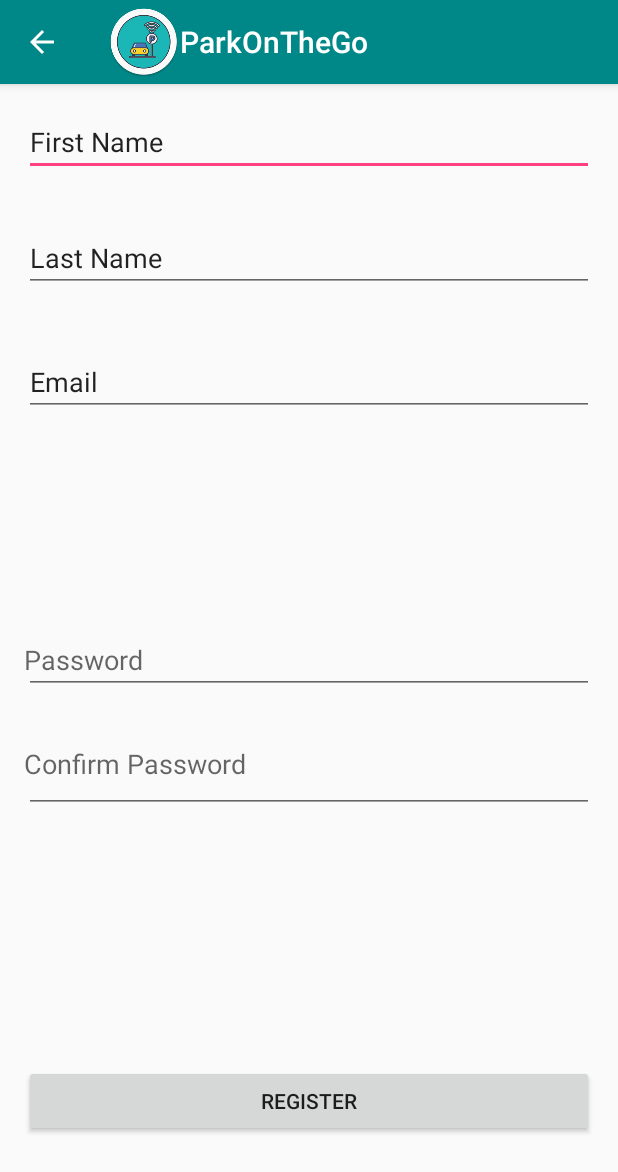
After one commit to parkonthego/parkonthegoAndroidApp, an Android app: the RegisterActivity screen opened directly, with no data from a screen before it, on a phone screen of 412 x 824 dp. The commit adds this screen. Shown: the top 1172 px of the screen. Run offline under Robolectric (Android 15) with nearby library versions, the phone set to English and light mode, and no system bars.

Commit message:
Merge branch 'master' of https://github.com/parkonthego/parkonthegoAndroidApp
# Conflicts:
#	app/build.gradle

```diff
--- a/app/build.gradle
+++ b/app/build.gradle
@@ -24,9 +24,11 @@ dependencies {
     testCompile 'junit:junit:4.12'
     compile 'com.android.support:appcompat-v7:23.4.0'
     compile 'com.android.support:design:23.4.0'
+    compile 'com.google.android.gms:play-services:9.0.0'
+
+    //API related libraries
     compile 'com.google.code.gson:gson:2.6.2'
     compile 'com.squareup.retrofit2:retrofit:2.0.2'
     compile 'com.squareup.retrofit2:converter-gson:2.0.2'
     compile 'com.squareup.okhttp3:okhttp:3.2.0'
-    compile 'com.google.android.gms:play-services:9.0.0'
 }
--- a/app/src/main/AndroidManifest.xml
+++ b/app/src/main/AndroidManifest.xml
@@ -19,7 +19,8 @@
         android:icon="@mipmap/ic_launcher"
         android:label="@string/app_name"
         android:supportsRtl="true"
-        android:theme="@style/AppTheme">
+        android:theme="@style/AppTheme"
+        android:name=".ParkOnTheGo">
         <activity android:name=".LoginActivity">
             <intent-filter>
                 <action android:name="android.intent.action.MAIN" />
@@ -27,7 +28,7 @@
                 <category android:name="android.intent.category.LAUNCHER" />
             </intent-filter>
         </activity>
-        <activity android:name=".Register" />
+        <activity android:name=".RegisterActivity" />
         <activity android:name=".ForgotPasswordActivity" />
         <activity
             android:name=".HomeScreenActivity"
--- a/app/src/main/java/edu/scu/smurali/parkonthego/LoginActivity.java
+++ b/app/src/main/java/edu/scu/smurali/parkonthego/LoginActivity.java
@@ -53,7 +53,7 @@ public class LoginActivity extends AppCompatActivity {
         register.setOnClickListener(new View.OnClickListener() {
             @Override
             public void onClick(View v) {
-                Intent intent = new Intent(LoginActivity.this, Register.class);
+                Intent intent = new Intent(LoginActivity.this, RegisterActivity.class);
                 startActivity(intent);
             }
         });
--- /dev/null
+++ b/app/src/main/java/edu/scu/smurali/parkonthego/RegisterActivity.java
@@ -0,0 +1,74 @@
+package edu.scu.smurali.parkonthego;
+
+import android.content.Context;
+import android.content.Intent;
+import android.support.v7.app.ActionBar;
+import android.support.v7.app.AppCompatActivity;
+import android.os.Bundle;
+
+import java.lang.reflect.Array;
+import java.util.HashMap;
+
+import edu.scu.smurali.parkonthego.retrofit.reponses.SignUpResponse;
+import edu.scu.smurali.parkonthego.retrofit.services.UserServices;
+import retrofit2.Call;
+import retrofit2.Callback;
+import retrofit2.Response;
+
+public class RegisterActivity extends AppCompatActivity {
+
+    private Context mContext;
+
+
+    @Override
+    protected void onCreate(Bundle savedInstanceState) {
+        super.onCreate(savedInstanceState);
+        setContentView(R.layout.activity_register);
+        ActionBar actionBar = getSupportActionBar();
+        actionBar.setTitle("ParkOnTheGo");
+        actionBar.setIcon(R.mipmap.ic_park);
+        actionBar.setDisplayHomeAsUpEnabled(true);
+        actionBar.setDisplayShowHomeEnabled(true);
+        actionBar.setHomeButtonEnabled(true);
+        this.mContext = this;
+    }
+
+
+    public void register(HashMap data) {
+        if (ParkOnTheGo.getInstance().isConnectedToInterNet()) {
+            UserServices userServices = ParkOnTheGo.getInstance().getUserServices();
+//            ParkOnTheGo.getInstance().showProgressDialog(mContext.getString(R.string
+//                    .login_signin), mContext.getString(R.string.login_please_wait));
+            //Call<SignUpResponse> call = userServices.createNewUser(userName, password, firstName, lastName);
+//            call.enqueue(new Callback<SignUpResponse>() {
+//                @Override
+//                public void onResponse(Call<SignUpResponse> call,
+//                                       Response<SignUpResponse> response) {
+//                    ParkOnTheGo.getInstance().hideProgressDialog();
+//                    if (response.isSuccessful()) {
+//                        parseResponse(response.body());
+//                    }
+//                }
+//
+//                @Override
+//                public void onFailure(Call<SignUpResponse> call, Throwable throwable) {
+//                    // ParkOnTheGo.getInstance().hideProgressDialog();
+//                    // ParkOnTheGo.getInstance().handleError(throwable);
+//                }
+//            });
+//        } else {
+//            ParkOnTheGo.getInstance().showAlert(mContext.getString(R.string.no_network));
+        }
+    }
+
+    private void parseResponse(SignUpResponse response) {
+        if (response.getSuccess().equals("true")) {
+
+            Intent intent = new Intent(RegisterActivity.this, HomeScreenActivity.class);
+            startActivity(intent);
+
+        } else {
+
+        }
+    }
+}
--- /dev/null
+++ b/app/src/main/java/edu/scu/smurali/parkonthego/retrofit/services/UserServices.java
@@ -0,0 +1,34 @@
+package edu.scu.smurali.parkonthego.retrofit.services;
+
+import edu.scu.smurali.parkonthego.retrofit.reponses.SignUpResponse;
+import retrofit2.Call;
+import retrofit2.http.Field;
+import retrofit2.http.FormUrlEncoded;
+import retrofit2.http.POST;
+
+/**
+ * Created by chshi on 5/21/2016.
+ */
+public interface UserServices {
+    @FormUrlEncoded
+    @POST("users/new-user")
+    Call<SignUpResponse> createNewUser(
+            @Field("firstname") String firstname,
+            @Field("lastname") String lastname,
+            @Field("email") String email,
+            @Field("zip") String zip,
+            @Field("username") String username,
+            @Field("password") String password,
+            @Field("language") String language);
+
+//    @FormUrlEncoded
+//    @POST("login/login")
+//    Call<LoginResponse> login(
+//            @Field("username") String username,
+//            @Field("password") String password,
+//            @Field("device_id") String deviceId,
+//            @Field("device_token") String deviceToken,
+//            @Field("device_type") String deviceType,
+//            @Field("language") String language);
+
+}
--- a/app/src/main/res/layout/activity_register.xml
+++ b/app/src/main/res/layout/activity_register.xml
@@ -7,15 +7,15 @@
     android:paddingLeft="@dimen/activity_horizontal_margin"
     android:paddingRight="@dimen/activity_horizontal_margin"
     android:paddingTop="@dimen/activity_vertical_margin"
-    tools:context=".Register">
+    tools:context=".RegisterActivity">
 
     <EditText
         android:layout_width="wrap_content"
         android:layout_height="wrap_content"
         android:inputType="textPersonName"
-        android:text="First Name"
+        android:text="@string/reg_first_name"
         android:ems="10"
-        android:id="@+id/editText"
+        android:id="@+id/regFirstName"
         android:layout_alignParentTop="true"
         android:layout_alignParentStart="true"
         android:layout_alignParentEnd="true" />
@@ -24,32 +24,32 @@
         android:layout_width="wrap_content"
         android:layout_height="wrap_content"
         android:inputType="textPersonName"
-        android:text="Last Name"
+        android:text="@string/reg_last_name"
         android:ems="10"
-        android:id="@+id/editText4"
-        android:layout_below="@+id/editText"
+        android:id="@+id/regLastName"
+        android:layout_below="@+id/regFirstName"
         android:layout_alignParentStart="true"
         android:layout_marginTop="32dp"
-        android:layout_alignEnd="@+id/editText" />
+        android:layout_alignEnd="@+id/regFirstName" />
 
     <EditText
         android:layout_width="wrap_content"
         android:layout_height="wrap_content"
         android:inputType="textEmailAddress"
         android:ems="10"
-        android:id="@+id/editText5"
-        android:layout_below="@+id/editText4"
+        android:id="@+id/regEmail"
+        android:layout_below="@+id/regLastName"
         android:layout_alignParentStart="true"
         android:layout_marginTop="37dp"
-        android:layout_alignEnd="@+id/editText4"
-        android:text="Email" />
+        android:layout_alignEnd="@+id/regLastName"
+        android:text="@string/reg_email" />
 
     <EditText
         android:layout_width="wrap_content"
         android:layout_height="wrap_content"
         android:inputType="textPassword"
         android:ems="10"
-        android:id="@+id/editText6"
+        android:id="@+id/regPassword"
         android:layout_centerVertical="true"
         android:layout_alignParentStart="true"
         android:layout_alignParentEnd="true" />
@@ -69,10 +69,10 @@
         android:inputType="textPassword"
         android:ems="10"
         android:id="@+id/editText7"
-        android:layout_below="@+id/editText6"
+        android:layout_below="@+id/regPassword"
         android:layout_alignParentStart="true"
         android:layout_marginTop="34dp"
-        android:layout_alignEnd="@+id/editText6" />
+        android:layout_alignEnd="@+id/regPassword" />
 
     <TextView
         android:layout_width="wrap_content"
--- a/app/src/main/res/values/strings.xml
+++ b/app/src/main/res/values/strings.xml
@@ -67,5 +67,9 @@
     <string name="pref_title_vibrate">Vibrate</string>
     <string name="pref_titl44e_vibrate">Vibrate</string>
     <string name="title_activity_locations_on_map">Map</string>
+    <string name="no_network"> Plese note network not available, Please check network</string>
+    <string name="reg_first_name">First Name</string>
+    <string name="reg_last_name">Last Name</string>
+    <string name="reg_email">Email</string>
 
 </resources>
```
Also changed, not shown: app/src/main/java/edu/scu/smurali/parkonthego/Config.java (added, +8 -0 lines), app/src/main/java/edu/scu/smurali/parkonthego/ParkOnTheGo.java (added, +196 -0 lines), app/src/main/java/edu/scu/smurali/parkonthego/Register.java (deleted, +0 -20 lines), app/src/main/java/edu/scu/smurali/parkonthego/retrofit/reponses/SignUpResponse.java (added, +53 -0 lines), app/src/main/java/edu/scu/smurali/parkonthego/retrofit/reponses/SignUpdata.java (added, +48 -0 lines).
